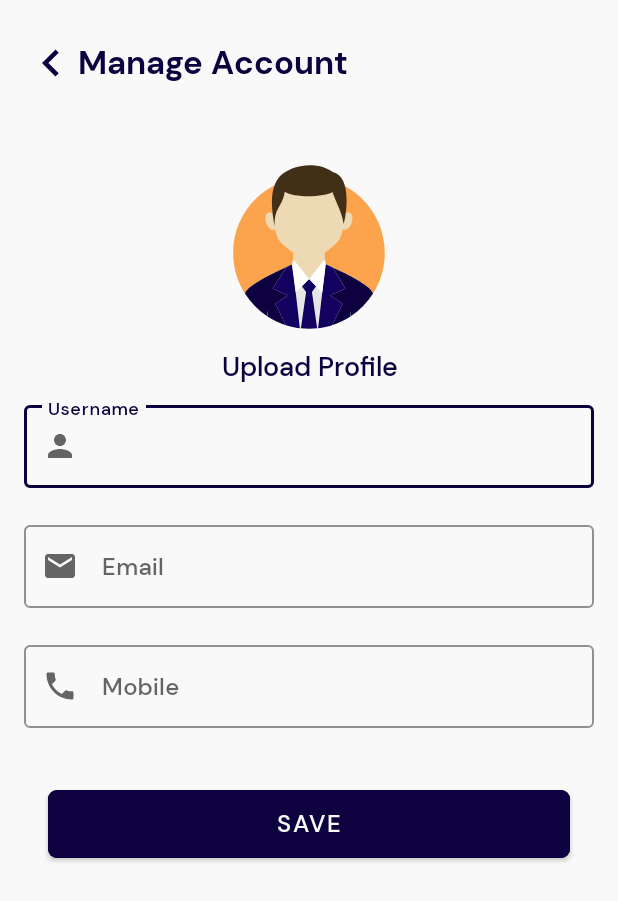
After one commit to divyanksharma19/PowerRef-Project, an Android app: the EditAccountDetails screen opened directly, with no data from a screen before it, on a phone screen of 412 x 824 dp. The commit adds this screen. Shown: the top 901 px of the screen. Run offline under Robolectric (Android 15) with nearby library versions, the phone set to English and light mode, and no system bars; our stand-ins replace CircleImageView.

Commit message:
10 commit

```diff
--- /dev/null
+++ b/app/src/main/java/com/project/powerref1/EditAccountDetails.kt
@@ -0,0 +1,24 @@
+package com.project.powerref1
+
+import android.content.Intent
+import android.os.Bundle
+import androidx.activity.enableEdgeToEdge
+import androidx.appcompat.app.AppCompatActivity
+import androidx.core.view.ViewCompat
+import androidx.core.view.WindowInsetsCompat
+import com.project.powerref1.databinding.ActivityEditAccountDetailsBinding
+import com.project.powerref1.databinding.ActivityUserAccountBinding
+
+class EditAccountDetails : AppCompatActivity() {
+    private lateinit var binding: ActivityEditAccountDetailsBinding
+    override fun onCreate(savedInstanceState: Bundle?) {
+        super.onCreate(savedInstanceState)
+
+        binding = ActivityEditAccountDetailsBinding.inflate(layoutInflater)
+        setContentView(binding.root)
+        binding.ivPopOut.setOnClickListener{
+            val intent = Intent(this@EditAccountDetails, UserAccount::class.java)
+            startActivity(intent)
+        }
+    }
+}
--- a/app/src/main/java/com/project/powerref1/RetrofitClient.kt
+++ b/app/src/main/java/com/project/powerref1/RetrofitClient.kt
@@ -6,10 +6,8 @@ import retrofit2.Retrofit
 import retrofit2.converter.gson.GsonConverterFactory
 
 object RetrofitClient {
-
-
-     const val BASE_URL = "http://10.22.18.244:3000"
-
+    // const val BASE_URL = "http://10.22.18.244:3000"
+    const val BASE_URL = "http://10.22.2.120:3000"
     private val loggingInterceptor = HttpLoggingInterceptor().apply {
         level = HttpLoggingInterceptor.Level.BODY
     }
--- a/app/src/main/java/com/project/powerref1/UserAccount.kt
+++ b/app/src/main/java/com/project/powerref1/UserAccount.kt
@@ -70,6 +70,11 @@ class UserAccount : AppCompatActivity() {
         binding.cvUpdateResume.setOnClickListener {
             val intent = Intent(this@UserAccount, EditDetailsActivity::class.java)
             intent.addFlags(Intent.FLAG_ACTIVITY_NEW_TASK) // Needed if starting activity from non-activity context
+            startActivity(intent)
+        }
+        binding.cvManageAccount.setOnClickListener {
+            val intent = Intent(this@UserAccount,EditAccountDetails::class.java)
+            intent.addFlags(Intent.FLAG_ACTIVITY_NEW_TASK)
             startActivity(intent)
         }
         binding.cvLogout.setOnClickListener {
--- /dev/null
+++ b/app/src/main/res/layout/activity_edit_account_details.xml
@@ -0,0 +1,156 @@
+<?xml version="1.0" encoding="utf-8"?>
+<ScrollView xmlns:android="http://schemas.android.com/apk/res/android"
+    xmlns:app="http://schemas.android.com/apk/res-auto"
+    xmlns:tools="http://schemas.android.com/tools"
+    android:layout_width="match_parent"
+    android:layout_height="match_parent"
+    android:background="@color/background_color"
+    android:fillViewport="true"
+>
+
+    <androidx.constraintlayout.widget.ConstraintLayout
+        android:layout_width="match_parent"
+        android:layout_height="wrap_content">
+
+        <ImageView
+            android:id="@+id/ivPopOut"
+            android:layout_width="wrap_content"
+            android:layout_height="wrap_content"
+            android:layout_margin="@dimen/medium_margin"
+            android:contentDescription="@null"
+            android:paddingVertical="@dimen/small_padding"
+            android:src="@drawable/ic_arrow_left"
+            app:layout_constraintLeft_toLeftOf="parent"
+            app:layout_constraintTop_toTopOf="parent"
+            app:tint="@color/icon_tint" />
+
+        <TextView
+            android:id="@+id/tvDetailHeading"
+            android:layout_width="wrap_content"
+            android:layout_height="wrap_content"
+            android:fontFamily="@font/dm_sans_bold"
+            android:text="Manage Account"
+            android:textColor="@color/text_color"
+            android:textSize="22sp"
+            app:layout_constraintBottom_toBottomOf="@id/ivPopOut"
+            app:layout_constraintLeft_toRightOf="@id/ivPopOut"
+            app:layout_constraintTop_toTopOf="@id/ivPopOut" />
+
+
+
+
+        <LinearLayout
+            android:layout_width="match_parent"
+            android:layout_height="wrap_content"
+            android:layout_marginTop="@dimen/large_margin"
+            android:orientation="vertical"
+            android:padding="@dimen/medium_margin"
+            app:layout_constraintLeft_toLeftOf="parent"
+            app:layout_constraintRight_toRightOf="parent"
+            app:layout_constraintTop_toBottomOf="@+id/tvDetailHeading">
+
+            <de.hdodenhof.circleimageview.CircleImageView
+                android:id="@+id/profileImage"
+                android:layout_width="120dp"
+                android:layout_height="120dp"
+                android:layout_gravity="center"
+                android:src="@drawable/ic_image_picker" />
+
+            <TextView
+                android:id="@+id/tvImagePicker"
+                android:layout_width="match_parent"
+                android:layout_height="wrap_content"
+                android:layout_gravity="center"
+                android:layout_marginVertical="@dimen/small_margin"
+                android:fontFamily="@font/dm_sans_medium"
+                android:text="@string/upload_image"
+                android:textAlignment="center"
+                android:textColor="@color/text_color"
+                android:textSize="18sp" />
+
+
+            <com.google.android.material.textfield.TextInputLayout
+                android:id="@+id/etUsernameContainer"
+                style="@style/Widget.MaterialComponents.TextInputLayout.OutlinedBox"
+                android:layout_width="match_parent"
+                android:layout_height="wrap_content"
+                android:hint="@string/field_username"
+                app:boxStrokeColor="@color/box_stroke_color"
+                app:errorEnabled="true"
+                app:hintTextColor="@color/text_color"
+
+                app:startIconDrawable="@drawable/ic_person">
+
+                <com.google.android.material.textfield.TextInputEditText
+                    android:id="@+id/etUsername"
+                    android:layout_width="match_parent"
+                    android:layout_height="wrap_content"
+                    android:fontFamily="@font/dm_sans_medium"
+                    android:inputType="text" />
+
+            </com.google.android.material.textfield.TextInputLayout>
+
+            <com.google.android.material.textfield.TextInputLayout
+                android:id="@+id/etEmailContainer"
+                style="@style/Widget.MaterialComponents.TextInputLayout.OutlinedBox"
+                android:layout_width="match_parent"
+                android:layout_height="wrap_content"
+                android:hint="@string/field_email"
+                app:boxStrokeColor="@color/box_stroke_color"
+                app:errorEnabled="true"
+                app:hintTextColor="@color/text_color"
+
+                app:startIconDrawable="@drawable/ic_email">
+
+                <com.google.android.material.textfield.TextInputEditText
+                    android:id="@+id/etEmail"
+                    android:layout_width="match_parent"
+                    android:layout_height="wrap_content"
+                    android:fontFamily="@font/dm_sans_medium"
+                    android:inputType="textEmailAddress" />
+
+            </com.google.android.material.textfield.TextInputLayout>
+
+
+
+            <com.google.android.material.textfield.TextInputLayout
+                android:id="@+id/etMobileContainer"
+                style="@style/Widget.MaterialComponents.TextInputLayout.OutlinedBox"
+                android:layout_width="match_parent"
+                android:layout_height="wrap_content"
+                android:hint="@string/field_mobile"
+                app:boxStrokeColor="@color/box_stroke_color"
+                app:errorEnabled="true"
+                app:hintTextColor="@color/text_color"
+                app:startIconDrawable="@drawable/ic_phone">
+
+                <com.google.android.material.textfield.TextInputEditText
+                    android:id="@+id/etMobile"
+                    android:layout_width="match_parent"
+                    android:layout_height="wrap_content"
+                    android:fontFamily="@font/dm_sans_medium"
+                    android:inputType="phone" />
+
+            </com.google.android.material.textfield.TextInputLayout>
+
+            <com.google.android.material.button.MaterialButton
+                android:id="@+id/btnSaveChange"
+                android:layout_width="match_parent"
+                android:layout_height="wrap_content"
+                android:layout_marginHorizontal="@dimen/medium_margin"
+                android:layout_marginVertical="@dimen/medium_margin"
+                android:backgroundTint="@color/button_color"
+                android:fontFamily="@font/dm_sans_medium"
+                android:padding="@dimen/button_padding"
+                android:text="Save"
+                android:textColor="@color/button_text_color"
+                android:textSize="16sp"
+                app:cornerRadius="6dp" />
+
+        </LinearLayout>
+
+
+    </androidx.constraintlayout.widget.ConstraintLayout>
+
+
+</ScrollView>
--- a/app/src/main/res/layout/activity_edit_details.xml
+++ b/app/src/main/res/layout/activity_edit_details.xml
@@ -25,8 +25,8 @@
                 android:id="@+id/ED_edit_title"
                 android:layout_width="wrap_content"
                 android:layout_height="wrap_content"
-                android:text="Edit Details"
-                android:fontFamily="@font/raleway_bold"
+                android:text="Build Resume"
+                android:fontFamily="@font/dm_sans_medium"
                 android:textColor="@android:color/black"
                 android:textSize="20sp"
                 android:textStyle="bold"
@@ -195,10 +195,14 @@
                 android:layout_width="match_parent"
                 android:layout_height="wrap_content"
                 android:paddingTop="15dp"
+
                 android:paddingBottom="15dp"
-                android:text="View CV"
+                android:text="View Resume"
                 android:textSize="20sp"
+                android:fontFamily="@font/dm_sans_medium"
+
                 app:icon="@drawable/ic_remove_red_eye_black_24dp"
+
                 app:iconGravity="textStart"/>
 
         </LinearLayout>
--- a/app/src/main/res/layout/employee_detail_card.xml
+++ b/app/src/main/res/layout/employee_detail_card.xml
@@ -118,18 +118,17 @@
 <!--                android:textAlignment="center"-->
 <!--                app:chipCornerRadius="8dp" />-->
 
-            <com.google.android.material.chip.Chip
+            <com.google.android.material.button.MaterialButton
                 android:id="@+id/linkedinBtn"
                 android:layout_width="wrap_content"
                 android:layout_height="wrap_content"
+android:backgroundTint="@color/light_blue"
                 android:layout_marginHorizontal="@dimen/small_margin"
                 android:layout_weight="1"
-                app:chipBackgroundColor="@color/light_blue"
-                android:textColor="@color/text_color"
-                android:textAlignment="center"
-                app:chipCornerRadius="8dp"
+               android:textColor="@color/text_color"
+              android:fontFamily="@font/dm_sans_medium"
                 android:textSize="14sp"
-                tools:text="LinkedIn" />
+                android:text="LinkedIn" />
 
             <com.google.android.material.button.MaterialButton
                 android:id="@+id/btnApply"
--- a/app/src/main/res/layout/fragment_home.xml
+++ b/app/src/main/res/layout/fragment_home.xml
@@ -169,7 +169,7 @@
                         android:layout_height="wrap_content"
                         android:layout_marginVertical="@dimen/small_margin"
                         android:fontFamily="@font/dm_sans_bold"
-                        android:text="0"
+                        android:text="320"
                         android:textAlignment="center"
                         android:textColor="@color/text_color"
                         android:textSize="22sp" />
@@ -225,7 +225,7 @@
                         android:layout_height="wrap_content"
                         android:layout_marginVertical="@dimen/small_margin"
                         android:fontFamily="@font/dm_sans_bold"
-                        android:text="0"
+                        android:text="4200"
                         android:textAlignment="center"
                         android:textColor="@color/text_color"
                         android:textSize="22sp" />
--- a/app/src/main/res/menu/home_menu.xml
+++ b/app/src/main/res/menu/home_menu.xml
@@ -5,10 +5,6 @@
         android:icon="@drawable/ic_home"
         android:title="@string/menu_field_home" />
 
-    <item
-        android:id="@+id/jobsFragment"
-        android:icon="@drawable/ic_alert"
-        android:title="Jobs" />
 
     <item
         android:id="@+id/resumeFragment"
--- a/app/src/main/res/xml/network_security_config.xml
+++ b/app/src/main/res/xml/network_security_config.xml
@@ -2,5 +2,7 @@
 <network-security-config>
     <domain-config cleartextTrafficPermitted="true">
         <domain includeSubdomains="true">10.22.18.244</domain>
+        <domain includeSubdomains="true">192.168.209.173</domain>
+        <domain includeSubdomains="true">10.22.2.120</domain>
     </domain-config>
 </network-security-config>
```
Also changed, not shown: app/src/main/AndroidManifest.xml (+7 -4 lines).
